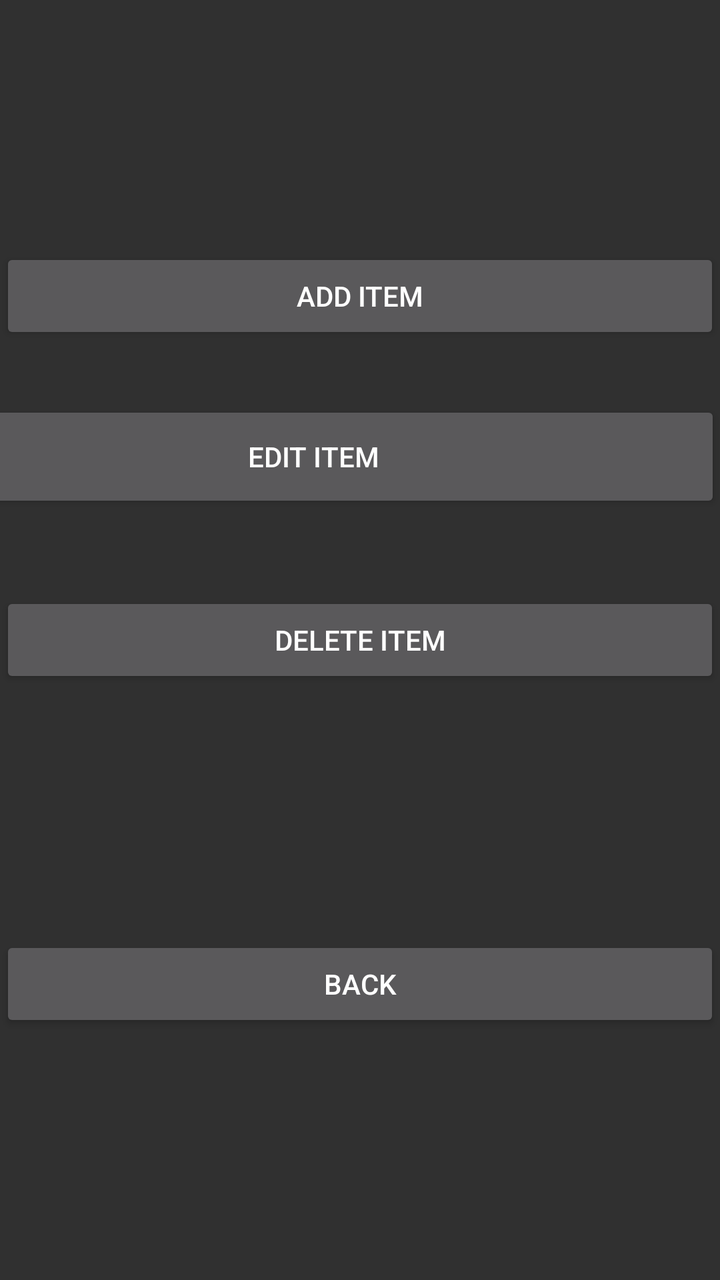
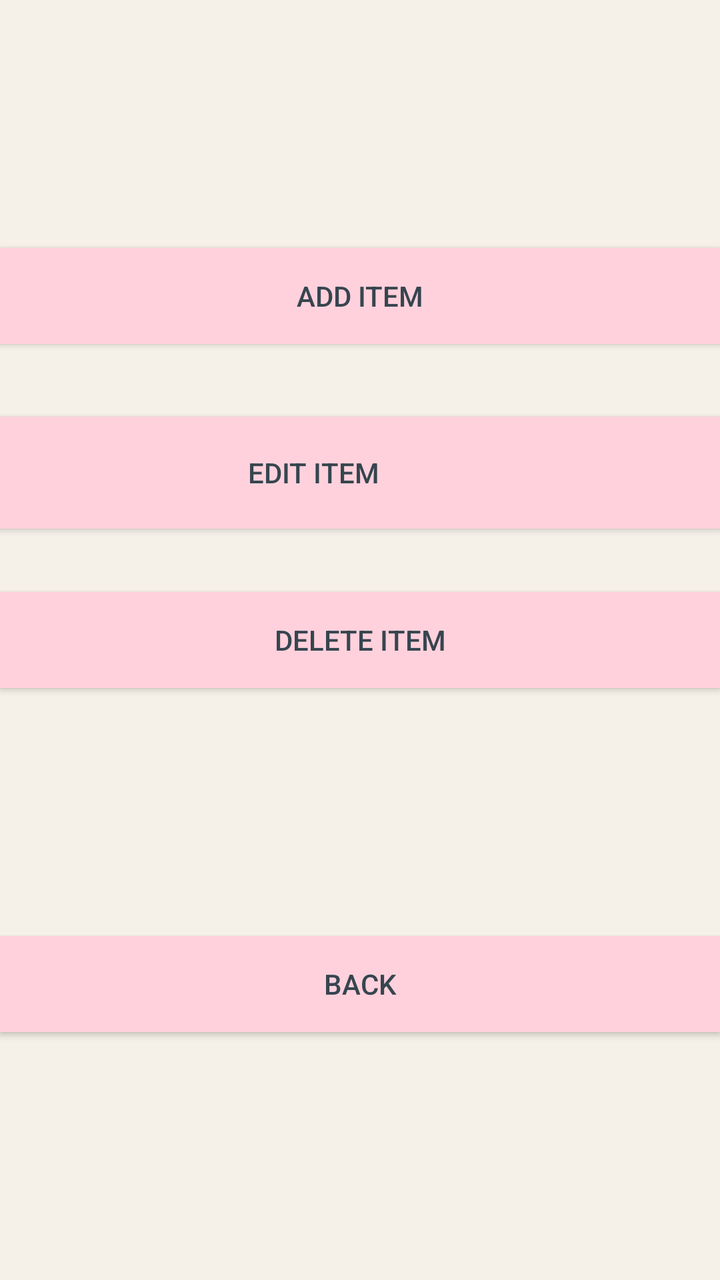

An Android layout rendered at two revisions. The XML below is the earlier revision; the diff shows what the commit changed to produce the second picture.
<!-- AndroidManifest.xml: application theme Theme.AppCompat -->
<!-- res/layout/fragment_manage_items.xml -->
<?xml version="1.0" encoding="utf-8"?>
<androidx.constraintlayout.widget.ConstraintLayout xmlns:android="http://schemas.android.com/apk/res/android"
    xmlns:app="http://schemas.android.com/apk/res-auto"
    xmlns:tools="http://schemas.android.com/tools"
    android:id="@+id/Layout"
    android:layout_width="match_parent"
    android:layout_height="match_parent"
    tools:context=".ManageItemsFragment">

    <Button
        android:id="@+id/buttonAddItem"
        android:layout_width="0dp"
        android:layout_height="wrap_content"
        android:text="@string/add_item"
        app:layout_constraintBottom_toTopOf="@+id/buttonDeleteItem"
        app:layout_constraintEnd_toEndOf="parent"
        app:layout_constraintStart_toStartOf="parent"
        app:layout_constraintTop_toTopOf="parent" />

    <Button
        android:id="@+id/buttonDeleteItem"
        android:layout_width="0dp"
        android:layout_height="wrap_content"
        android:text="@string/delete_item"
        app:layout_constraintBottom_toTopOf="@+id/buttonBack"
        app:layout_constraintEnd_toEndOf="parent"
        app:layout_constraintStart_toStartOf="parent"
        app:layout_constraintTop_toBottomOf="@+id/buttonAddItem" />

    <Button
        android:id="@+id/buttonBack"
        android:layout_width="0dp"
        android:layout_height="wrap_content"
        android:text="@string/back"
        app:layout_constraintBottom_toBottomOf="parent"
        app:layout_constraintEnd_toEndOf="parent"
        app:layout_constraintStart_toStartOf="parent"
        app:layout_constraintTop_toBottomOf="@+id/buttonDeleteItem" />

    <Button
        android:id="@+id/EditButton"
        android:layout_width="407dp"
        android:layout_height="56dp"
        android:text="Edit Item"
        app:layout_constraintBottom_toBottomOf="parent"
        app:layout_constraintEnd_toEndOf="parent"
        app:layout_constraintHorizontal_bias="1.0"
        app:layout_constraintStart_toStartOf="parent"
        app:layout_constraintTop_toTopOf="parent"
        app:layout_constraintVertical_bias="0.343" />
</androidx.constraintlayout.widget.ConstraintLayout>
<!-- resources referenced by this layout -->
<resources>
  <string name="add_item">Add Item</string>
  <string name="back">Back</string>
  <string name="delete_item">Delete Item</string>
</resources>

<!-- the commit's change to res/layout/fragment_manage_items.xml (unified diff, before → after) -->
@@ -5,13 +5,16 @@
     android:id="@+id/Layout"
     android:layout_width="match_parent"
     android:layout_height="match_parent"
+    android:background="#F5F1E8"
     tools:context=".ManageItemsFragment">
 
     <Button
         android:id="@+id/buttonAddItem"
         android:layout_width="0dp"
         android:layout_height="wrap_content"
+        android:background="#FFD1DC"
         android:text="@string/add_item"
+        android:textColor="#36454F"
         app:layout_constraintBottom_toTopOf="@+id/buttonDeleteItem"
         app:layout_constraintEnd_toEndOf="parent"
         app:layout_constraintStart_toStartOf="parent"
@@ -21,7 +24,9 @@
         android:id="@+id/buttonDeleteItem"
         android:layout_width="0dp"
         android:layout_height="wrap_content"
+        android:background="#FFD1DC"
         android:text="@string/delete_item"
+        android:textColor="#36454F"
         app:layout_constraintBottom_toTopOf="@+id/buttonBack"
         app:layout_constraintEnd_toEndOf="parent"
         app:layout_constraintStart_toStartOf="parent"
@@ -31,7 +36,9 @@
         android:id="@+id/buttonBack"
         android:layout_width="0dp"
         android:layout_height="wrap_content"
+        android:background="#FFD1DC"
         android:text="@string/back"
+        android:textColor="#36454F"
         app:layout_constraintBottom_toBottomOf="parent"
         app:layout_constraintEnd_toEndOf="parent"
         app:layout_constraintStart_toStartOf="parent"
@@ -41,11 +48,13 @@
         android:id="@+id/EditButton"
         android:layout_width="407dp"
         android:layout_height="56dp"
+        android:background="#FFD1DC"
         android:text="Edit Item"
+        android:textColor="#36454F"
         app:layout_constraintBottom_toBottomOf="parent"
         app:layout_constraintEnd_toEndOf="parent"
         app:layout_constraintHorizontal_bias="1.0"
         app:layout_constraintStart_toStartOf="parent"
         app:layout_constraintTop_toTopOf="parent"
-        app:layout_constraintVertical_bias="0.343" />
+        app:layout_constraintVertical_bias="0.357" />
 </androidx.constraintlayout.widget.ConstraintLayout>
